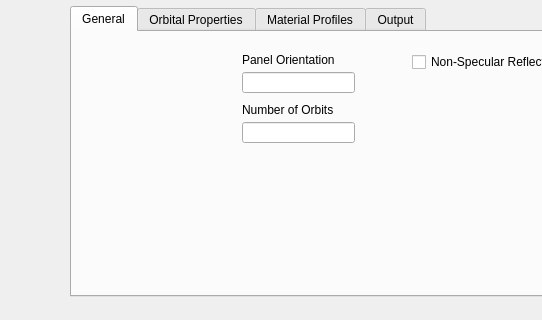
The window that XMLWidget/inputpage.ui (agiron123/3DPhotovoltaics) describes before a commit, drawn with Qt 5; both pictures show x 0 to 542 and y 194 to 514 of the 906 by 514 pixel window.
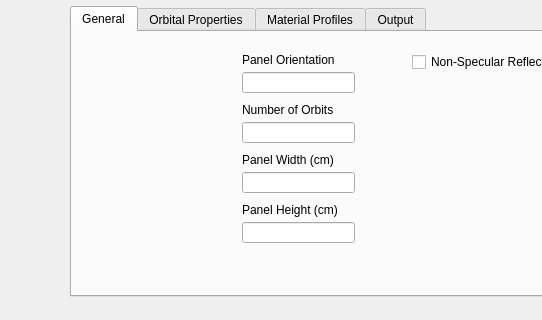
The same window after the commit. The open tabs and pages were chosen to show the change.

Commit message: Added panel width and panel height fields to the GUI.

What changed in the file:
```diff
--- a/XMLWidget/inputpage.ui
+++ b/XMLWidget/inputpage.ui
@@ -88,6 +88,52 @@
       </rect>
      </property>
     </widget>
+    <widget class="QLabel" name="label_8">
+     <property name="geometry">
+      <rect>
+       <x>170</x>
+       <y>120</y>
+       <width>121</width>
+       <height>16</height>
+      </rect>
+     </property>
+     <property name="text">
+      <string>Panel Width (cm)</string>
+     </property>
+    </widget>
+    <widget class="QLineEdit" name="panel_width">
+     <property name="geometry">
+      <rect>
+       <x>170</x>
+       <y>140</y>
+       <width>113</width>
+       <height>21</height>
+      </rect>
+     </property>
+    </widget>
+    <widget class="QLabel" name="label_12">
+     <property name="geometry">
+      <rect>
+       <x>170</x>
+       <y>170</y>
+       <width>121</width>
+       <height>16</height>
+      </rect>
+     </property>
+     <property name="text">
+      <string>Panel Height (cm)</string>
+     </property>
+    </widget>
+    <widget class="QLineEdit" name="panel_height">
+     <property name="geometry">
+      <rect>
+       <x>170</x>
+       <y>190</y>
+       <width>113</width>
+       <height>21</height>
+      </rect>
+     </property>
+    </widget>
    </widget>
    <widget class="QWidget" name="orbital_properties_tab">
     <attribute name="title">
```
Left out of the diff: 2 changed lines with no effect on the pictures. The commit also changes 3 other files.
